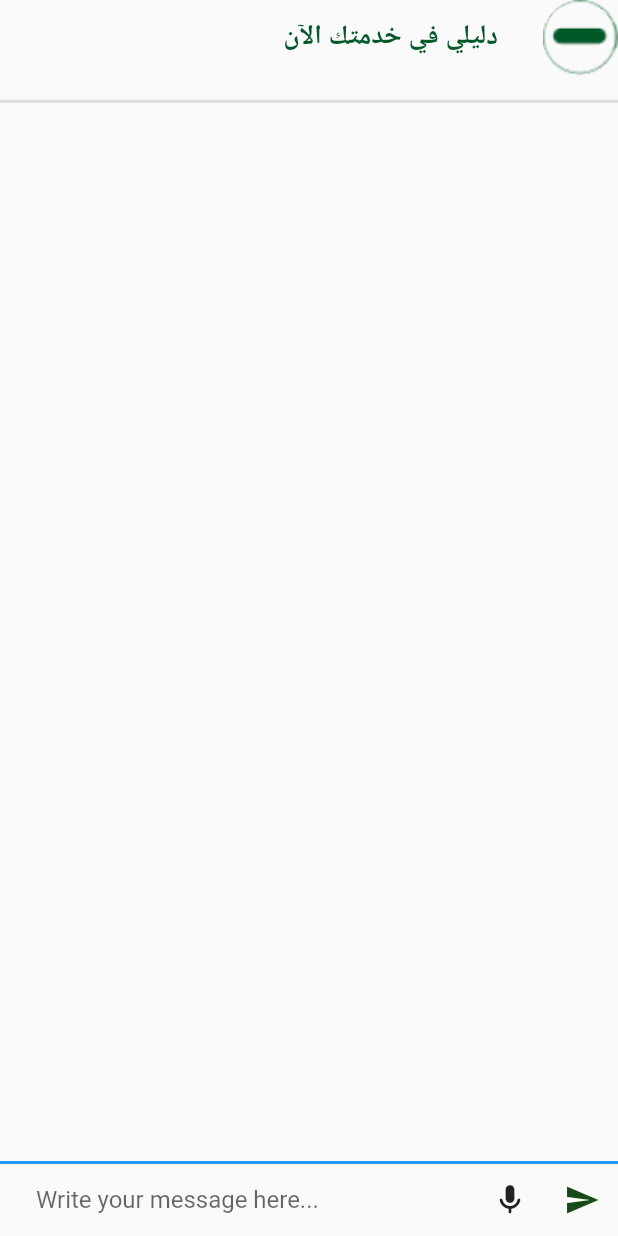
After one commit to Waleedoff/GuideTeam, a Flutter app: the ChatScreen screen opened directly, on a phone screen of 412 x 824 dp. The commit adds this screen. Run offline on Flutter 3.47's test engine with Material 2 defaults, Android fonts, the phone set to English and light mode, and no system bars; our stand-ins replace get, introduction_screen.

Commit message:
done everything

```diff
--- /dev/null
+++ b/guide_team/lib/Features/chatFeature/chat/controller/date.dart
@@ -0,0 +1,39 @@
+import 'dart:convert';
+import 'package:flutter/widgets.dart';
+import 'package:get/get.dart';
+import 'package:http/http.dart';
+
+class DataController extends GetxController {
+  String? input;
+  String res = "";
+  TextEditingController controllerM = TextEditingController();
+  var userMessage = [];
+
+  List token = [];
+  @override
+  Future<void> makePostRequest(input) async {
+    final url =
+        Uri.parse('https://experimental.willow.vectara.io/v1/chat/completions');
+    final headers = {
+      'Content-Type': 'application/json',
+      'customer-id': '2262343052',
+      'x-api-key': 'zqt_htidjOPvnDoewmuwIjZJfx6McwwuPw5EX6IceQ'
+    };
+    final json = jsonEncode(({
+      "model": "gpt-3.5-turbo",
+      "messages": [
+        {"role": "user", "content": input + 'في المملكه العربيه السعوديه'}
+      ]
+    }));
+    final response = await post(url, headers: headers, body: json);
+    Map<String, dynamic> data = jsonDecode(response.body);
+    // token = data["choices"][0]["message"]['content'];
+    token.add(data["choices"][0]["message"]['content']);
+    print('Status code: ${response.statusCode}');
+    print('Body: ${response.body}');
+
+    userMessage.add(controllerM.text);
+    print("${token}");
+    update();
+  }
+}
--- /dev/null
+++ b/guide_team/lib/Features/chatFeature/chat/logic/controller/chatController.dart
@@ -0,0 +1,90 @@
+import 'dart:io';
+
+
+import 'package:flutter/material.dart';
+import 'package:get/get.dart';
+
+class ChatController extends GetxController {
+  var mssageTextController = TextEditingController().obs;
+  @override
+  void onInit() {
+    // getCurrentUser();
+    // mssageTextController.clear();
+    // mssageTextController;
+    super.onInit();
+  }
+
+//File
+
+  // PlatformFile? pickedfile;
+  // UploadTask? uploadTask;
+
+  // File? pickedFile;
+  // String imgUrl = "";
+  // final imagePicker = ImagePicker();
+
+  // var urlDownload;
+  // selectFile() async {
+  //   final result = await FilePicker.platform.pickFiles();
+  //   if (result == null) return;
+
+  //   pickedfile = result.files.first;
+  //   print(pickedfile!.name);
+  // }
+
+  // uploadFile() async {
+  //   if (pickedfile == null) {
+  //     return null;
+  //   } else {
+  //     final path = 'files/${pickedfile!.name}';
+  //     final file = File(pickedfile!.path!);
+  //     final ref = FirebaseStorage.instance.ref().child(path);
+  //     uploadTask = ref.putFile(file);
+  //     final snapshot = await uploadTask!.whenComplete(() => {});
+  //     final urlDownload = await snapshot.ref.getDownloadURL();
+  //     print('DownLoad Link: $urlDownload');
+  //     uploadTask = null;
+  //   }
+  // }
+//
+
+  // final firestore = FirebaseFirestore.instance;
+  // late User signedInUser;
+  // void getCurrentUser() {
+  //   try {
+  //     final user = FirebaseAuth.instance.currentUser;
+  //     if (user != null) {
+  //       signedInUser = user;
+  //       print(signedInUser.email);
+  //     }
+  //   } catch (e) {
+  //     print(e);
+  //   }
+  // }
+
+  // chatFunc(messageText, email) async {
+  //   firestore.collection('messages').add({
+  //     'text': messageText,
+  //     'sender': email,
+  //     'time': FieldValue.serverTimestamp()
+  //   });
+  //   mssageTextController.obs;
+  //   update();
+  // }
+
+  // getMessages() async {
+  //   final messages = await firestore.collection('messages').get();
+
+  //   for (var message in messages.docs) {
+  //     print(message.data());
+  //   }
+  // }
+  // Future messagesStreem() async {
+  //   await for (var snapshot in firestore.collection('messages').snapshots()) {
+  //     for (var message in snapshot.docs) {
+  //       print(message.data());
+  //     }
+  //   }
+  //   ;
+  // }
+}
--- /dev/null
+++ b/guide_team/lib/Features/chatFeature/chat/view/screen/chat_screen.dart
@@ -0,0 +1,338 @@
+// import 'package:chat/chat/logic/controller/chatController.dart';
+// import 'package:chat/controller/date.dart';
+// import 'package:chat/welcome/view/screen/welcome_screen.dart';
+// import 'package:cloud_firestore/cloud_firestore.dart';
+// import 'package:firebase_auth/firebase_auth.dart';
+import 'package:flutter/material.dart';
+import 'package:get/get.dart';
+import 'package:guide_team/Features/chatFeature/chat/controller/date.dart';
+import 'package:guide_team/Features/chatFeature/chat/logic/controller/chatController.dart';
+
+final controller = Get.put(ChatController());
+final controller1 = Get.put(DataController());
+
+class ChatScreen extends StatefulWidget {
+  static const String screenRouts = 'chat_screen';
+  ChatScreen({super.key});
+
+  @override
+  State<ChatScreen> createState() => _ChatScreenState();
+}
+
+class _ChatScreenState extends State<ChatScreen> {
+  String? messageText;
+
+  var isEmpty1 = controller.mssageTextController.value.text.isEmpty;
+
+  var mssageTextController = TextEditingController();
+  @override
+  Widget build(BuildContext context) {
+    return SafeArea(
+      child: Scaffold(
+        // appBar: AppBar(
+        //   backgroundColor: Colors.blue[800],
+        //   title: Row(
+        //     children: [
+        //       // Image.asset(
+        //       //   'images/logoChat.png',
+        //       //   height: 25,
+        //       // ),
+        //       const SizedBox(
+        //         width: 10,
+        //       ),
+        //       const Text("Message")
+        //     ],
+        //   ),
+        //   actions: [
+        //     IconButton(
+        //         onPressed: () {
+        //           setState(() {
+        //             auth.signOut();
+        //             Get.to(WelcomeScreen());
+        //           });
+        //           // controller.getMessages();
+        //           // controller.messagesStreem();
+        //         },
+        //         icon: const Icon(Icons.close))
+        //   ],
+        // ),
+        body: Column(
+          mainAxisAlignment: MainAxisAlignment.spaceBetween,
+          crossAxisAlignment: CrossAxisAlignment.stretch,
+          children: [
+            Column(
+              children: [
+                Row(
+                  mainAxisAlignment: MainAxisAlignment.end,
+                  children: [
+                    Text(
+                      "دليلي في خدمتك الآن",
+                      style: TextStyle(
+                          fontSize: 18,
+                          fontWeight: FontWeight.bold,
+                          color: Color.fromRGBO(1, 89, 39, 1)),
+                    ),
+                    SizedBox(
+                      width: 30,
+                    ),
+                    Image.asset('assets/images/az.png'),
+                  ],
+                ),
+                Divider(
+                  color: Colors.black12,
+                  thickness: 2,
+                  height: 35,
+                ),
+              ],
+            ),
+
+            //////////
+
+            Expanded(
+              child: GetBuilder<DataController>(
+                  builder: (controller) => ListView.builder(
+                        itemCount: controller1.token.length,
+                        itemBuilder: (BuildContext context, int index) {
+                          return controller1.token.isEmpty
+                              ? Container()
+                              : Padding(
+                                  padding: EdgeInsets.symmetric(horizontal: 10),
+                                  child: Column(
+                                    children: [
+                                      const SizedBox(
+                                        height: 20,
+                                      ),
+                                      Row(
+                                        crossAxisAlignment:
+                                            CrossAxisAlignment.end,
+                                        mainAxisAlignment:
+                                            MainAxisAlignment.end,
+                                        children: [
+                                          Container(
+                                            padding: EdgeInsets.all(10),
+                                            decoration: BoxDecoration(
+                                              color: Color.fromRGBO(
+                                                  153, 162, 165, 0.5),
+                                              borderRadius:
+                                                  BorderRadius.circular(8),
+                                            ),
+                                            child: Text(
+                                              controller1.userMessage[index],
+                                              style: TextStyle(
+                                                fontSize: 20,
+                                                fontWeight: FontWeight.normal,
+                                              ),
+                                            ),
+                                          ),
+                                        ],
+                                      ),
+                                      SizedBox(
+                                        height: 20,
+                                      ),
+                                      Row(
+                                        crossAxisAlignment:
+                                            CrossAxisAlignment.start,
+                                        mainAxisAlignment:
+                                            MainAxisAlignment.start,
+                                        children: [
+                                          Expanded(
+                                            child: Container(
+                                              padding: EdgeInsets.all(10),
+                                              decoration: BoxDecoration(
+                                                color: Color.fromRGBO(
+                                                    1, 89, 39, 0.5),
+                                                borderRadius:
+                                                    BorderRadius.circular(8),
+                                              ),
+                                              child: Text(
+                                                controller1.token[index],
+                                                style: TextStyle(
+                                                  color: Colors.white,
+                                                  fontSize: 20,
+                                                  fontWeight: FontWeight.normal,
+                                                ),
+                                              ),
+                                            ),
+                                          ),
+                                        ],
+                                      )
+                                    ],
+                                  ),
+                                );
+                        },
+                      )),
+            ),
+
+            const MessageStreemBuilder(),
+            Container(
+                decoration: const BoxDecoration(
+                  border: Border(
+                    top: BorderSide(
+                      color: Colors.blue,
+                      width: 2,
+                    ),
+                  ),
+                ),
+                child: GetBuilder<ChatController>(
+                  builder: (controller) {
+                    return Row(
+                      crossAxisAlignment: CrossAxisAlignment.center,
+                      children: [
+                        Expanded(
+                            child: TextField(
+                          controller: controller1.controllerM,
+                          onChanged: (value) {
+                            setState(() {
+                              messageText = value;
+                              controller1.controllerM.value;
+                            });
+                          },
+                          decoration: const InputDecoration(
+                              contentPadding: EdgeInsets.symmetric(
+                                vertical: 10,
+                                horizontal: 24,
+                              ),
+                              hintText: 'Write your message here...',
+                              border: InputBorder.none),
+                        )),
+                        IconButton(
+                            onPressed: () {
+                              ////
+                              ///
+                              ///
+                              // controller.selectFile();
+                            },
+                            icon: const Icon(Icons.mic_rounded)),
+                        IconButton(
+                          onPressed: () {
+                            print(
+                                '---------${controller1.controllerM.value.text}-----');
+                            controller1.makePostRequest(
+                                controller1.controllerM.value.text);
+                          },
+                          icon: Icon(
+                            Icons.send,
+                            color: Color.fromARGB(255, 22, 75, 24),
+                          ),
+                        ),
+                      ],
+                    );
+                  },
+                ))
+          ],
+        ),
+      ),
+    );
+  }
+}
+
+class MessageStreemBuilder extends StatelessWidget {
+  const MessageStreemBuilder({super.key});
+
+  @override
+  Widget build(BuildContext context) {
+    return StreamBuilder(
+        stream: getData(),
+        builder: ((context, snapshot) {
+          List<MessageLine> messageWidgets = [];
+
+          if (!snapshot.hasData) {
+            return const Center(
+              child: Text(''),
+              // backgroundColor: Colors.blue,
+            );
+          }
+
+          return Expanded(
+            child: ListView(
+              reverse: true,
+              padding: const EdgeInsets.symmetric(horizontal: 10, vertical: 20),
+              children: messageWidgets,
+            ),
+          );
+        }));
+  }
+
+  getData() {}
+}
+
+class MessageLine extends StatelessWidget {
+  const MessageLine({
+    this.text,
+    this.sender,
+    required this.isMe,
+    super.key,
+  });
+  final String? sender;
+  final String? text;
+  final bool isMe;
+  @override
+  Widget build(BuildContext context) {
+    return Padding(
+      padding: const EdgeInsets.all(10.0),
+      child: Column(
+        crossAxisAlignment:
+            isMe ? CrossAxisAlignment.end : CrossAxisAlignment.start,
+        children: [
+          Text('$sender',
+              style: const TextStyle(
+                fontSize: 12,
+                color: Colors.black45,
+              )),
+          Material(
+              elevation: 5,
+              borderRadius: isMe
+                  ? const BorderRadius.only(
+                      topLeft: Radius.circular(30),
+                      bottomLeft: Radius.circular(30),
+                      bottomRight: Radius.circular(30))
+                  : const BorderRadius.only(
+                      topRight: Radius.circular(30),
+                      bottomLeft: Radius.circular(30),
+                      bottomRight: Radius.circular(30)),
+              color: isMe ? Colors.blue[800] : Colors.white,
+              child: Padding(
+                padding:
+                    const EdgeInsets.symmetric(vertical: 10, horizontal: 20),
+                child: Text('$text',
+                    style: TextStyle(
+                      fontSize: 15,
+                      color: isMe ? Colors.white : Colors.black45,
+                    )),
+              )),
+        ],
+      ),
+    );
+  }
+}
+
+// // Widget buildProgress() => StreamBuilder(
+// //     stream: controller.uploadTask?.snapshotEvents,
+// //     builder: ((context, snapshot) {
+// //       if (snapshot.hasData) {
+// //         final data = snapshot.data!;
+// //         double progress = data.bytesTransferred / data.totalBytes;
+// //         return SizedBox(
+// //           height: 50,
+// //           child: Stack(
+// //             fit: StackFit.expand,
+// //             children: [
+// //               LinearProgressIndicator(
+// //                 value: progress,
+// //                 backgroundColor: Colors.grey,
+// //               ),
+// //               Center(
+// //                 child: Text(
+// //                   '${(100 * progress).roundToDouble()}%',
+// //                   style: const TextStyle(color: Colors.white),
+// //                 ),
+// //               )
+// //             ],
+// //           ),
+// //         );
+// //       } else {
+// //         return const SizedBox(
+// //           height: 550,
+// //         );
+// //       }
+//     }));
--- a/guide_team/lib/Features/splash/view/screen/splash.dart
+++ b/guide_team/lib/Features/splash/view/screen/splash.dart
@@ -1,5 +1,6 @@
 import 'package:flutter/material.dart';
 import 'package:get/get.dart';
+import 'package:guide_team/Features/chatFeature/chat/view/screen/chat_screen.dart';
 import 'package:guide_team/HomeScreen.dart';
 import 'package:introduction_screen/introduction_screen.dart';
 
@@ -109,7 +110,7 @@ class OnBoardingPage extends StatelessWidget {
                   children: [
                     ButtonWidget(
                       text: 'ابدا',
-                      onClicked: () => Get.to(HomeScreen()),
+                      onClicked: () => Get.to(ChatScreen()),
                       // key: key!,
                     ),
                   ],
--- a/guide_team/lib/main.dart
+++ b/guide_team/lib/main.dart
@@ -1,5 +1,6 @@
 import 'package:flutter/material.dart';
 import 'package:get/route_manager.dart';
+import 'package:guide_team/Features/chatFeature/chat/view/screen/chat_screen.dart';
 import 'package:guide_team/Features/splash/view/screen/splash.dart';
 import 'package:guide_team/HomeScreen.dart';
 
--- a/guide_team/pubspec.yaml
+++ b/guide_team/pubspec.yaml
@@ -38,6 +38,7 @@ dependencies:
   cupertino_icons: ^1.0.2
   introduction_screen: ^1.0.9
   get: ^4.6.5
+  http: ^0.13.5
 
 dev_dependencies:
   flutter_test:
```
Also changed, not shown: guide_team/assets/images/az.png (added), guide_team/assets/logoChat.png (added), guide_team/pubspec.lock.
